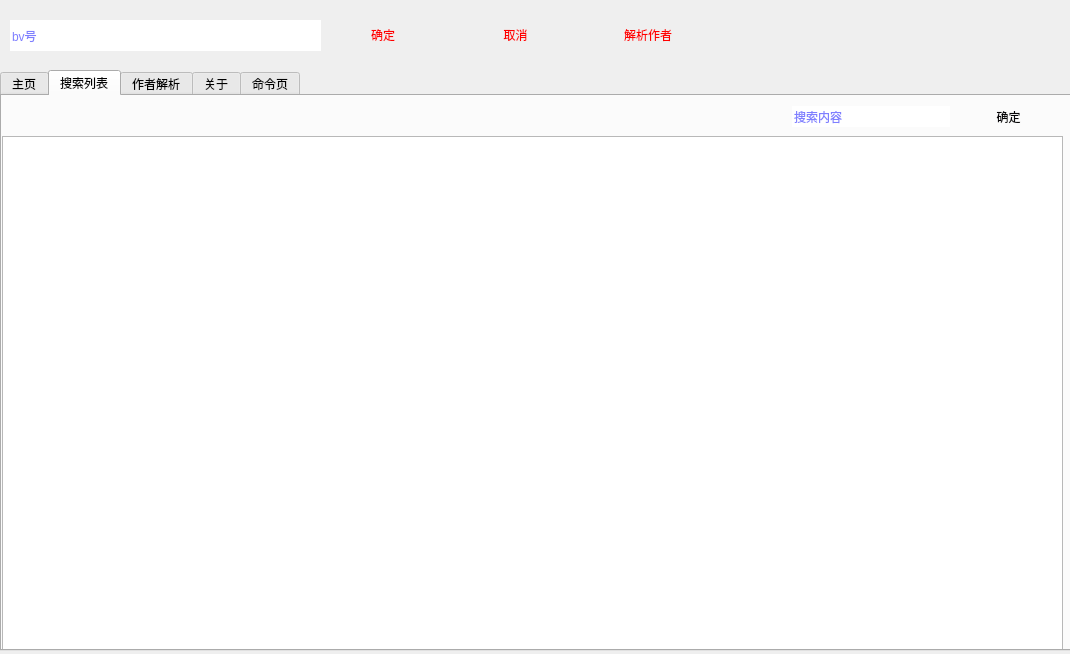
This is form.ui in lpy12123213/my-bilibili as Qt 5 draws it before an edit. The edited form follows.
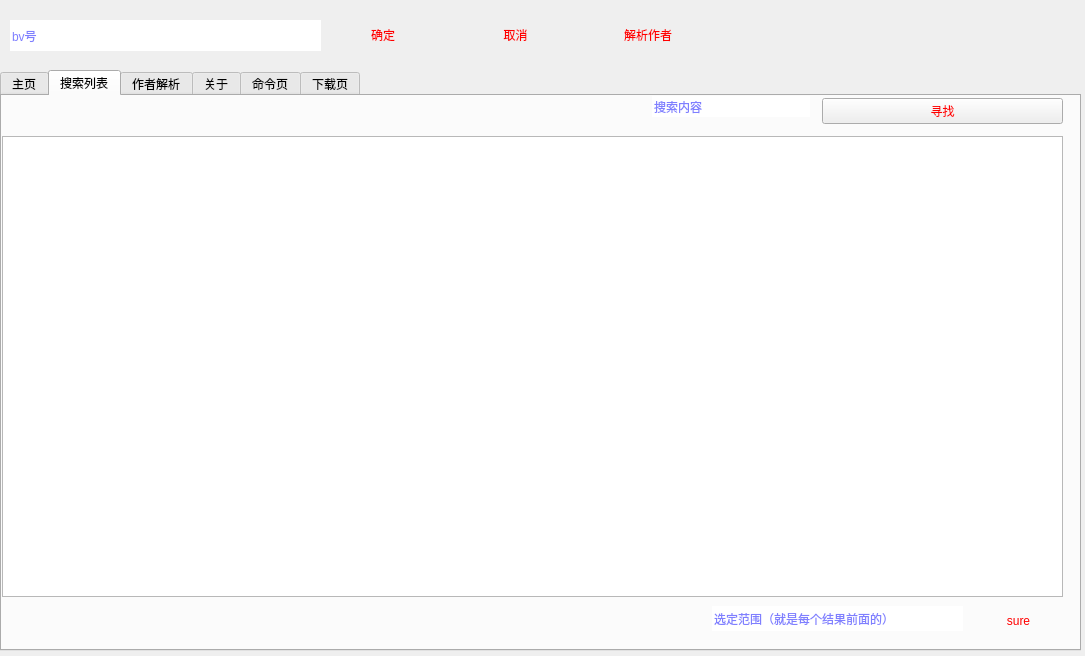
This is the edited form. The open tabs and pages were chosen to show the change.

```diff
--- a/form.ui
+++ b/form.ui
@@ -6,8 +6,8 @@
    <rect>
     <x>0</x>
     <y>0</y>
-    <width>1070</width>
-    <height>654</height>
+    <width>1085</width>
+    <height>656</height>
    </rect>
   </property>
   <property name="windowTitle">
@@ -35,7 +35,7 @@
     <rect>
      <x>0</x>
      <y>70</y>
-     <width>1071</width>
+     <width>1081</width>
      <height>581</height>
     </rect>
    </property>
@@ -126,32 +126,11 @@
     <attribute name="title">
      <string>搜索列表</string>
     </attribute>
-    <widget class="QPushButton" name="pushButton">
-     <property name="geometry">
-      <rect>
-       <x>960</x>
-       <y>10</y>
-       <width>93</width>
-       <height>21</height>
-      </rect>
-     </property>
-     <property name="styleSheet">
-      <string notr="true">*{
-	color: #070608;
-}</string>
-     </property>
-     <property name="text">
-      <string>确定</string>
-     </property>
-     <property name="flat">
-      <bool>true</bool>
-     </property>
-    </widget>
     <widget class="QLineEdit" name="lineEdit">
      <property name="geometry">
       <rect>
-       <x>790</x>
-       <y>10</y>
+       <x>650</x>
+       <y>0</y>
        <width>158</width>
        <height>21</height>
       </rect>
@@ -178,13 +157,19 @@
     <widget class="QLineEdit" name="lineEdit_2">
      <property name="geometry">
       <rect>
-       <x>440</x>
-       <y>570</y>
+       <x>710</x>
+       <y>510</y>
        <width>251</width>
        <height>25</height>
       </rect>
      </property>
      <property name="text">
+      <string/>
+     </property>
+     <property name="frame">
+      <bool>false</bool>
+     </property>
+     <property name="placeholderText">
       <string>选定范围（就是每个结果前面的）</string>
      </property>
      <property name="frame">
@@ -194,8 +179,8 @@
     <widget class="QPushButton" name="pushButton_2">
      <property name="geometry">
       <rect>
-       <x>700</x>
-       <y>570</y>
+       <x>970</x>
+       <y>510</y>
        <width>93</width>
        <height>29</height>
       </rect>
@@ -216,13 +201,32 @@
        <x>0</x>
        <y>40</y>
        <width>1061</width>
-       <height>521</height>
+       <height>461</height>
       </rect>
      </property>
      <property name="readOnly">
       <bool>true</bool>
      </property>
     </widget>
+    <widget class="QWidget" name="horizontalLayoutWidget_2">
+     <property name="geometry">
+      <rect>
+       <x>820</x>
+       <y>0</y>
+       <width>241</width>
+       <height>31</height>
+      </rect>
+     </property>
+     <layout class="QHBoxLayout" name="horizontalLayout_2">
+      <item>
+       <widget class="QPushButton" name="findS">
+        <property name="text">
+         <string>寻找</string>
+        </property>
+       </widget>
+      </item>
+     </layout>
+    </widget>
    </widget>
    <widget class="QWidget" name="tab_2">
     <attribute name="title">
@@ -366,6 +370,50 @@
      </property>
     </widget>
    </widget>
+   <widget class="QWidget" name="tab_6">
+    <attribute name="title">
+     <string>下载页</string>
+    </attribute>
+    <widget class="QLabel" name="label_2">
+     <property name="geometry">
+      <rect>
+       <x>30</x>
+       <y>20</y>
+       <width>81</width>
+       <height>31</height>
+      </rect>
+     </property>
+     <property name="text">
+      <string>正在下载：</string>
+     </property>
+    </widget>
+    <widget class="QLabel" name="downloadName">
+     <property name="geometry">
+      <rect>
+       <x>120</x>
+       <y>20</y>
+       <width>931</width>
+       <height>31</height>
+      </rect>
+     </property>
+     <property name="text">
+      <string/>
+     </property>
+    </widget>
+    <widget class="QProgressBar" name="progressBar">
+     <property name="geometry">
+      <rect>
+       <x>30</x>
+       <y>70</y>
+       <width>461</width>
+       <height>23</height>
+      </rect>
+     </property>
+     <property name="value">
+      <number>24</number>
+     </property>
+    </widget>
+   </widget>
   </widget>
   <widget class="QLineEdit" name="bv_line">
    <property name="geometry">
```
Left out of the diff: 28 changed lines with no effect on the pictures.
